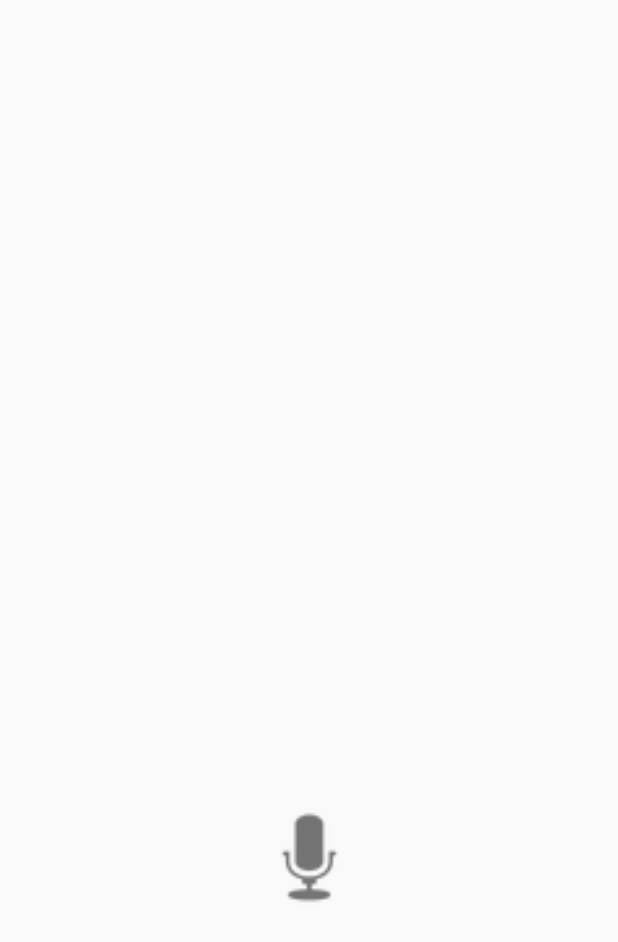
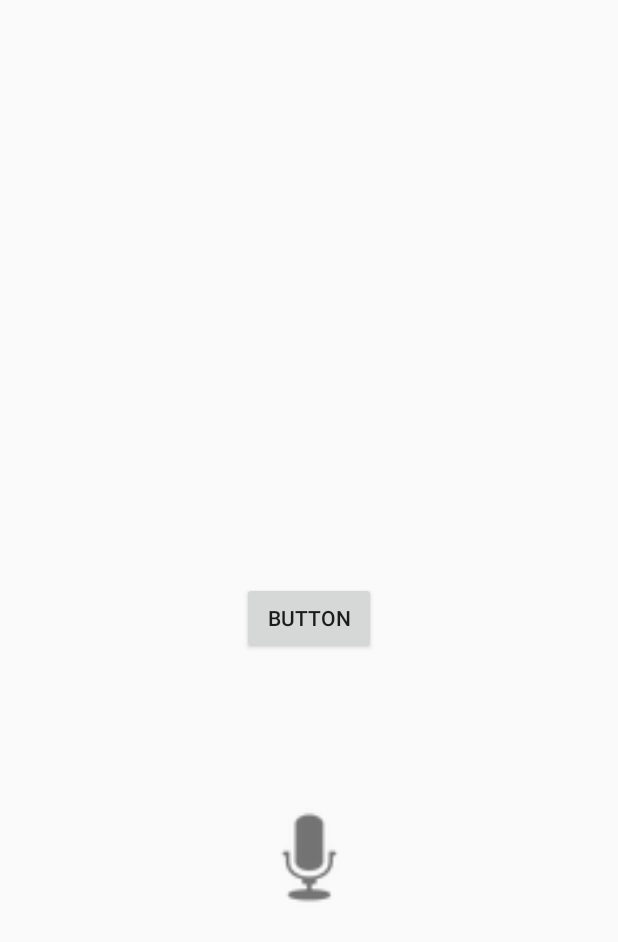
Before and after one commit to CarolineXWL89/MusicLyricsPlayer, an Android app: the layout activity_main_music_player.xml on its own in the app's theme, with its tools: preview values and no code run, on a phone screen of 412 x 824 dp. Shown: the top 942 px of the screen. Run offline under Robolectric (Android 15) with nearby library versions, the phone set to English and light mode, and no system bars.

Commit message:
Maylis #13 Looked for bugs, put a button so if the text to speech isnt good etc.. just polished what we have  little

```diff
--- a/app/src/main/res/layout/activity_main_music_player.xml
+++ b/app/src/main/res/layout/activity_main_music_player.xml
@@ -38,4 +38,19 @@
         android:layout_marginTop="8dp"
         app:layout_constraintVertical_bias="0.72" />
 
+    <Button
+        android:id="@+id/lyrics_good"
+        android:layout_width="89dp"
+        android:layout_height="wrap_content"
+        android:layout_marginBottom="8dp"
+        android:layout_marginEnd="8dp"
+        android:layout_marginStart="8dp"
+        android:layout_marginTop="8dp"
+        android:onClick="letsGO"
+        android:text="Button"
+        app:layout_constraintBottom_toBottomOf="parent"
+        app:layout_constraintEnd_toEndOf="parent"
+        app:layout_constraintStart_toStartOf="parent"
+        app:layout_constraintTop_toTopOf="parent" />
+
 </android.support.constraint.ConstraintLayout>
```
Also changed, not shown: app/src/main/java/com/example/caroline/musiclyricsplayer/MainMusicPlayer.java (+25 -10 lines), 1 other file.
